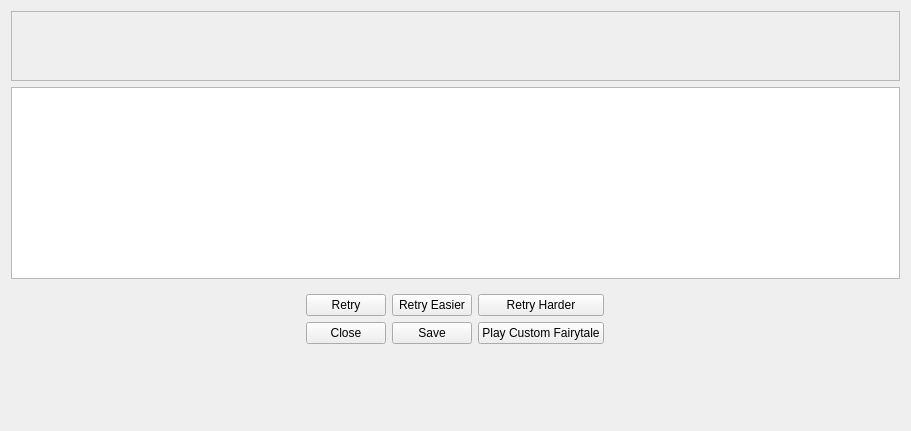
Above: ui/customfairytale.ui from tdauth/gustavsfairyland before the change. Below: the same form after it.
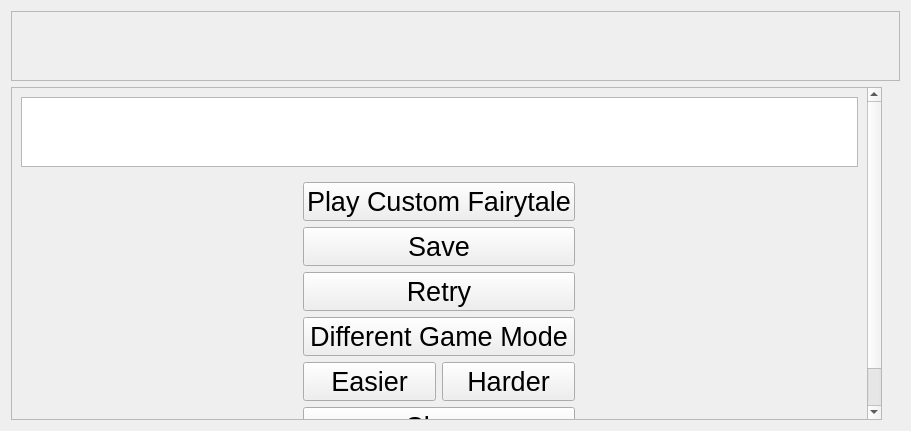
That is the form after the change. Icons and pictures are not drawn.

Commit message:
Added retry with different game mode button, fixed clicking floating clips, video sound volume support, fixed Windows crash
- Simplified player layout.
- Added retry with different game mode button.
- Fixed a crash on Windows which occured when deleting a floating clip.
The floating clip is hidden now instead.
- The wind sound has the volume of the music sound.
- Support for changing the volume of the video sound.
- Fixed clicking at the floating clip widget.
- Make the play button for custom fairytales the first button and bigger.

What changed in the file:
```diff
--- a/ui/customfairytale.ui
+++ b/ui/customfairytale.ui
@@ -20,7 +20,7 @@
    <string>Custom Fairytale</string>
   </property>
   <layout class="QGridLayout" name="gridLayout">
-   <item row="0" column="0" colspan="7">
+   <item row="0" column="0" colspan="4">
     <widget class="QScrollArea" name="scrollArea">
      <property name="sizePolicy">
       <sizepolicy hsizetype="Expanding" vsizetype="Preferred">
@@ -37,7 +37,7 @@
         <x>0</x>
         <y>0</y>
         <width>891</width>
-        <height>73</height>
+        <height>69</height>
        </rect>
       </property>
       <layout class="QHBoxLayout" name="horizontalLayout_2">
@@ -74,13 +74,42 @@
      </widget>
     </widget>
    </item>
-   <item row="2" column="0" colspan="7" alignment="Qt::AlignHCenter|Qt::AlignTop">
+   <item row="1" column="0">
+    <widget class="QScrollArea" name="scrollArea_2">
+     <property name="widgetResizable">
+      <bool>true</bool>
+     </property>
+     <widget class="QWidget" name="scrollAreaWidgetContents_2">
+      <property name="geometry">
+       <rect>
+        <x>0</x>
+        <y>-61</y>
+        <width>856</width>
+        <height>395</height>
+       </rect>
+      </property>
+      <layout class="QVBoxLayout" name="verticalLayout">
+       <item>
+        <widget class="QTextBrowser" name="textBrowser">
+         <property name="font">
+          <font>
+           <pointsize>20</pointsize>
+          </font>
+         </property>
+        </widget>
+       </item>
+       <item alignment="Qt::AlignHCenter">
     <widget class="QWidget" name="widget" native="true">
      <layout class="QGridLayout" name="gridLayout_2">
-      <item row="0" column="1">
+          <item row="6" column="1">
        <widget class="QPushButton" name="retryEasierPushButton">
+            <property name="font">
+             <font>
+              <pointsize>20</pointsize>
+             </font>
+            </property>
         <property name="text">
-         <string>Retry Easier</string>
+             <string>Easier</string>
         </property>
         <property name="icon">
          <iconset resource="../oxygen-icons-png-master/oxygen_windows.qrc">
@@ -94,8 +123,35 @@
         </property>
        </widget>
       </item>
-      <item row="0" column="0">
+          <item row="5" column="1" colspan="2">
+           <widget class="QPushButton" name="gameModePushButton">
+            <property name="font">
+             <font>
+              <pointsize>20</pointsize>
+             </font>
+            </property>
+            <property name="text">
+             <string>Different Game Mode</string>
+            </property>
+            <property name="icon">
+             <iconset resource="../oxygen-icons-png-master/oxygen_windows.qrc">
+              <normaloff>:/themes/oxygen/32x32/actions/games-solve.png</normaloff>:/themes/oxygen/32x32/actions/games-solve.png</iconset>
+            </property>
+            <property name="iconSize">
+             <size>
+              <width>32</width>
+              <height>32</height>
+             </size>
+            </property>
+           </widget>
+          </item>
+          <item row="4" column="1" colspan="2">
        <widget class="QPushButton" name="retryPushButton">
+            <property name="font">
+             <font>
+              <pointsize>20</pointsize>
+             </font>
+            </property>
         <property name="text">
          <string>Retry</string>
         </property>
@@ -111,42 +167,13 @@
         </property>
        </widget>
       </item>
-      <item row="0" column="2">
-       <widget class="QPushButton" name="retryHarderPushButton">
-        <property name="text">
-         <string>Retry Harder</string>
-        </property>
-        <property name="icon">
-         <iconset resource="../oxygen-icons-png-master/oxygen_windows.qrc">
-          <normaloff>:/themes/oxygen/32x32/actions/arrow-up-double.png</normaloff>:/themes/oxygen/32x32/actions/arrow-up-double.png</iconset>
-        </property>
-        <property name="iconSize">
-         <size>
-          <width>32</width>
-          <height>32</height>
-         </size>
-        </property>
-       </widget>
-      </item>
-      <item row="1" column="0">
-       <widget class="QPushButton" name="okPushButton">
-        <property name="text">
-         <string>Close</string>
-        </property>
-        <property name="icon">
-         <iconset resource="../oxygen-icons-png-master/oxygen_windows.qrc">
-          <normaloff>:/themes/oxygen/32x32/actions/dialog-close.png</normaloff>:/themes/oxygen/32x32/actions/dialog-close.png</iconset>
-        </property>
-        <property name="iconSize">
-         <size>
-          <width>32</width>
-          <height>32</height>
-         </size>
-        </property>
-       </widget>
-      </item>
-      <item row="1" column="1">
+          <item row="1" column="1" colspan="2">
        <widget class="QPushButton" name="savePushButton">
+            <property name="font">
+             <font>
+              <pointsize>20</pointsize>
+             </font>
+            </property>
         <property name="text">
          <string>Save</string>
         </property>
@@ -162,11 +189,16 @@
         </property>
        </widget>
       </item>
-      <item row="1" column="2">
+          <item row="0" column="1" colspan="2">
        <widget class="QPushButton" name="playFinalVideoPushButton">
         <property name="enabled">
          <bool>true</bool>
         </property>
+            <property name="font">
+             <font>
+              <pointsize>20</pointsize>
+             </font>
+            </property>
         <property name="text">
          <string>Play Custom Fairytale</string>
         </property>
@@ -182,19 +214,54 @@
         </property>
        </widget>
       </item>
+          <item row="6" column="2">
+           <widget class="QPushButton" name="retryHarderPushButton">
+            <property name="font">
+             <font>
+              <pointsize>20</pointsize>
+             </font>
+            </property>
+            <property name="text">
+             <string>Harder</string>
+            </property>
+            <property name="icon">
+             <iconset resource="../oxygen-icons-png-master/oxygen_windows.qrc">
+              <normaloff>:/themes/oxygen/32x32/actions/arrow-up-double.png</normaloff>:/themes/oxygen/32x32/actions/arrow-up-double.png</iconset>
+            </property>
+            <property name="iconSize">
+             <size>
+              <width>32</width>
+              <height>32</height>
+             </size>
+            </property>
+           </widget>
+          </item>
+          <item row="7" column="1" colspan="2">
+           <widget class="QPushButton" name="okPushButton">
+            <property name="font">
+             <font>
+              <pointsize>20</pointsize>
+             </font>
+            </property>
+            <property name="text">
+             <string>Close</string>
+            </property>
+            <property name="icon">
+             <iconset resource="../oxygen-icons-png-master/oxygen_windows.qrc">
+              <normaloff>:/themes/oxygen/32x32/actions/dialog-close.png</normaloff>:/themes/oxygen/32x32/actions/dialog-close.png</iconset>
+            </property>
+            <property name="iconSize">
+             <size>
+              <width>32</width>
+              <height>32</height>
+             </size>
+            </property>
+           </widget>
+          </item>
      </layout>
     </widget>
    </item>
-   <item row="1" column="0" colspan="7">
-    <widget class="QTextBrowser" name="textBrowser">
-     <property name="font">
-      <font>
-       <pointsize>20</pointsize>
-      </font>
-     </property>
-    </widget>
-   </item>
-   <item row="3" column="1" colspan="5">
+       <item>
     <spacer name="verticalSpacer">
      <property name="orientation">
       <enum>Qt::Vertical</enum>
@@ -209,6 +276,10 @@
    </item>
   </layout>
  </widget>
+    </widget>
+   </item>
+  </layout>
+ </widget>
  <tabstops>
   <tabstop>scrollArea</tabstop>
   <tabstop>textBrowser</tabstop>
```
Left out of the diff: 2 changed lines with no effect on the pictures. Lines whose indentation alone changed are shown as unchanged. The commit also changes 16 other files.
